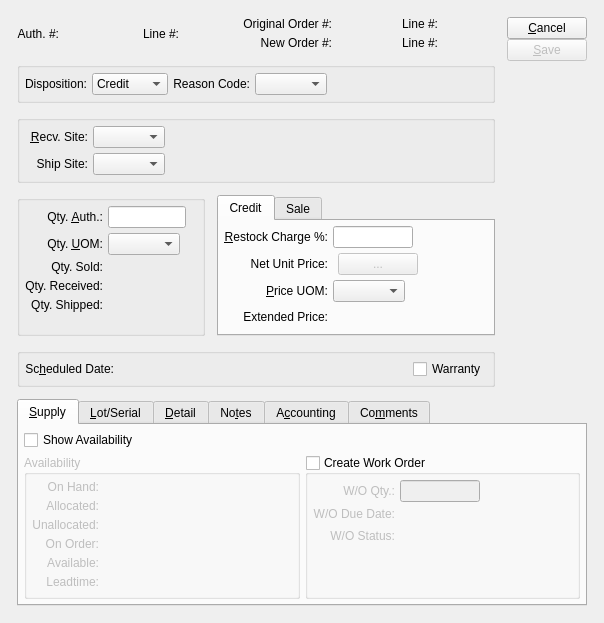
Pegasus-RPG/xtuple-client, file guiclient/returnAuthorizationItem.ui: the form before one commit.
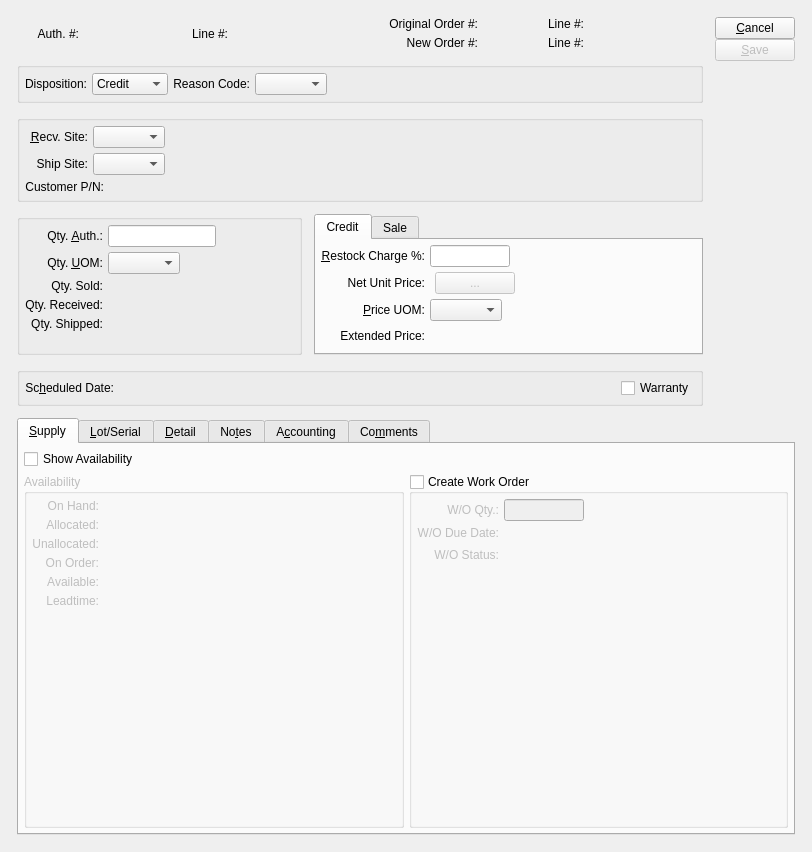
The form after the commit. Custom widgets are drawn as their Qt base class.

Commit message: Issue #16037:add raitem_custpn

The edit to the form file:
```diff
--- a/guiclient/returnAuthorizationItem.ui
+++ b/guiclient/returnAuthorizationItem.ui
@@ -16,8 +16,8 @@
    <rect>
     <x>0</x>
     <y>0</y>
-    <width>600</width>
-    <height>400</height>
+    <width>812</width>
+    <height>852</height>
    </rect>
   </property>
   <property name="sizePolicy">
@@ -442,6 +442,36 @@
             </item>
            </layout>
           </item>
+          <item row="1" column="0">
+           <layout class="QHBoxLayout" name="horizontalLayout_2">
+            <item>
+             <widget class="QLabel" name="_customerPNLit">
+              <property name="text">
+               <string>Customer P/N:</string>
+              </property>
+              <property name="alignment">
+               <set>Qt::AlignRight|Qt::AlignTrailing|Qt::AlignVCenter</set>
+              </property>
+             </widget>
+            </item>
+            <item>
+             <widget class="QLabel" name="_customerPN">
+              <property name="sizePolicy">
+               <sizepolicy hsizetype="Expanding" vsizetype="Preferred">
+                <horstretch>0</horstretch>
+                <verstretch>0</verstretch>
+               </sizepolicy>
+              </property>
+              <property name="text">
+               <string/>
+              </property>
+              <property name="alignment">
+               <set>Qt::AlignLeading|Qt::AlignLeft|Qt::AlignVCenter</set>
+              </property>
+             </widget>
+            </item>
+           </layout>
+          </item>
          </layout>
         </widget>
        </item>
```
Left out of the diff: 16 changed lines with no effect on the pictures. The commit also changes 1 other file.
